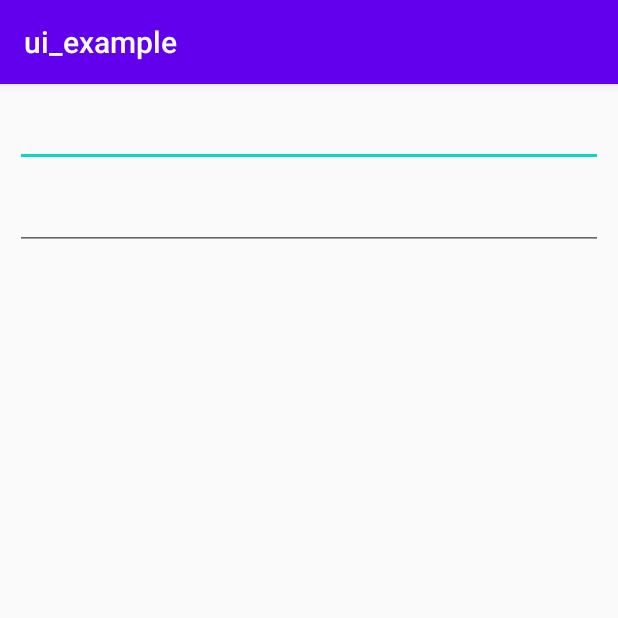
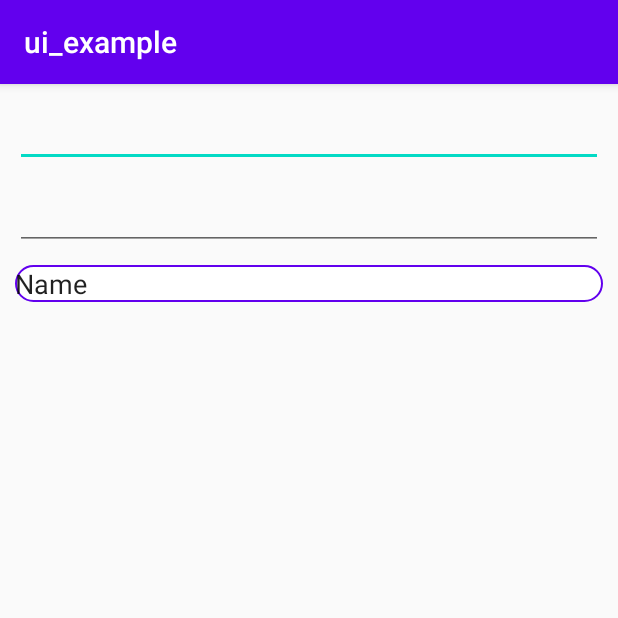
Before and after one commit to yasu1234/android_ui_example, an Android app: the EditTextActivity screen opened directly, with no data from a screen before it, on a phone screen of 412 x 824 dp, the top half of it. Run offline under Robolectric (Android 15) with nearby library versions, the phone set to English and light mode, and no system bars.

Commit message:
add editText decorated by drawable

```diff
--- /dev/null
+++ b/app/src/main/res/drawable/edit_text_drawable.xml
@@ -0,0 +1,11 @@
+<?xml version="1.0" encoding="utf-8"?>
+<shape xmlns:android="http://schemas.android.com/apk/res/android"
+    android:shape="rectangle"
+    android:padding="10dp">
+
+    <solid android:color="@color/colorWhite" />
+    <corners android:radius="12dp" />
+    <stroke
+        android:color="@color/colorPrimary"
+        android:width="1dp" />
+</shape>
--- a/app/src/main/res/layout/activity_edit_text.xml
+++ b/app/src/main/res/layout/activity_edit_text.xml
@@ -31,4 +31,19 @@
         app:layout_constraintEnd_toEndOf="parent"
         app:layout_constraintStart_toStartOf="parent"
         app:layout_constraintTop_toBottomOf="@+id/defaultEditText" />
+
+    <EditText
+        android:id="@+id/drawableEditText"
+        android:layout_width="0dp"
+        android:layout_height="wrap_content"
+        android:layout_marginStart="10dp"
+        android:layout_marginTop="10dp"
+        android:layout_marginEnd="10dp"
+        android:background="@drawable/edit_text_drawable"
+        android:ems="10"
+        android:inputType="textPersonName"
+        android:text="Name"
+        app:layout_constraintEnd_toEndOf="parent"
+        app:layout_constraintStart_toStartOf="parent"
+        app:layout_constraintTop_toBottomOf="@+id/multiLineEditText" />
 </androidx.constraintlayout.widget.ConstraintLayout>
--- a/app/src/main/res/values/colors.xml
+++ b/app/src/main/res/values/colors.xml
@@ -3,4 +3,5 @@
     <color name="colorPrimary">#6200EE</color>
     <color name="colorPrimaryDark">#3700B3</color>
     <color name="colorAccent">#03DAC5</color>
+    <color name="colorWhite">#FFFFFF</color>
 </resources>
```
